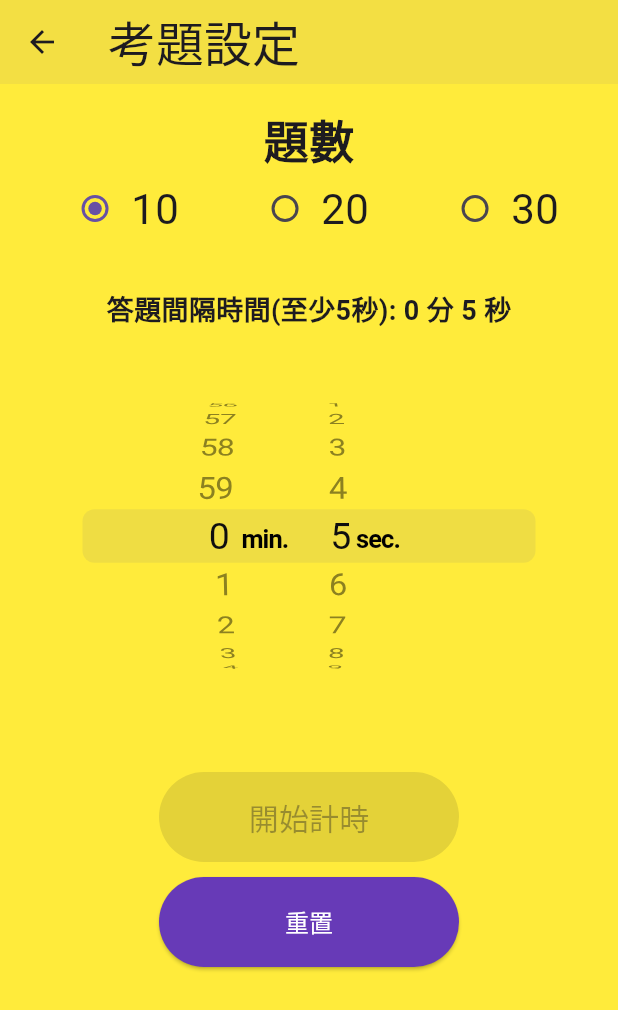
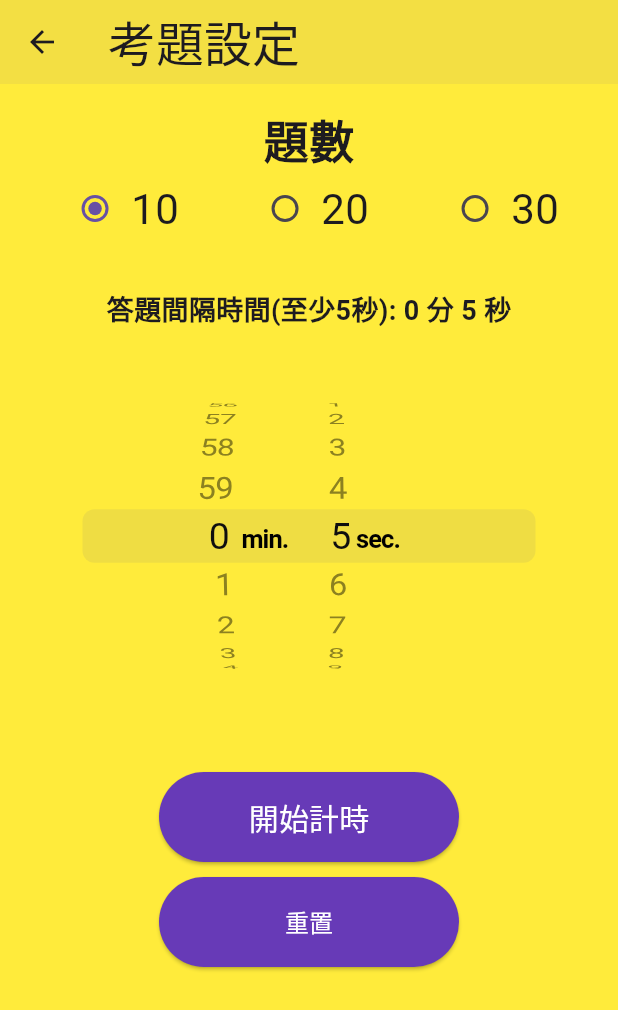
Before and after one commit to nelsonchung/kingschung_multiplicationtable, a Flutter app: the screen it shows after launch, after a tap on "進入挑戰", on a phone screen of 412 x 824 dp. Shown: the top 1010 px of the screen. Run offline on Flutter 3.47's test engine with Material 3 defaults, Android fonts, the phone set to English and light mode, and no system bars; our stand-ins replace flutter_tts, image_gallery_saver, image_picker, just_audio, shared_preferences.

Commit message:
修正開始計時後，無法隨機產生九九乘法表題目

```diff
--- a/lib/before_test_setting_page.dart
+++ b/lib/before_test_setting_page.dart
@@ -3,7 +3,8 @@ import 'package:flutter/material.dart';
 import 'package:shared_preferences/shared_preferences.dart';
 import 'package:flutter/cupertino.dart';
 import 'main.dart';
-import 'dart:math';
+//import 'dart:math';
+import 'device_utils.dart';
 
 class BeforeTestSettingPage extends StatefulWidget {
   @override
@@ -16,12 +17,20 @@ class _BeforeTestSettingPageState extends State<BeforeTestSettingPage> {
   late SharedPreferences _prefs;
   ValueKey<int> _pickerKey = ValueKey<int>(0);  // 新增一個ValueKey
   List<bool> isSelected = List.generate(8, (index) => true);
+  bool? isiPad;
 
   @override
   void initState() {
+    print("Enter initState");
     super.initState();
     _loadPreferences();
     _loadSettings();
+    WidgetsBinding.instance!.addPostFrameCallback((_) {
+      setState(() {
+        isiPad = DeviceUtils.isIpad(context);
+      });
+    });
+    print("Exit initState");
   }
 
   _loadSettings() async {
@@ -42,6 +51,7 @@ class _BeforeTestSettingPageState extends State<BeforeTestSettingPage> {
   }
 
   _loadPreferences() async {
+    print("Enter _loadPreferences");
     _prefs = await SharedPreferences.getInstance();
     setState(() {
       _selectedQuestions = _prefs.getInt('questions') ?? 10;
@@ -51,33 +61,16 @@ class _BeforeTestSettingPageState extends State<BeforeTestSettingPage> {
   }
 
   _savePreferences() async {
+    print("Enter _savePreferences");
     await _prefs.setInt('questions', _selectedQuestions);
     await _prefs.setDouble('time', _selectedTime);
   }
 
-  bool isTablet(BuildContext context) {
-    // 獲得裝置的實際（邏輯）寬度和高度
-    double width = MediaQuery.of(context).size.width;
-    double height = MediaQuery.of(context).size.height;
-
-    // 獲得裝置的像素密度
-    double pixelDensity = MediaQuery.of(context).devicePixelRatio;
-
-    // 計算對角線長度
-    double screenDiagonal = sqrt(width * width + height * height);
-
-    // 計算實際的對角線尺寸（英寸）
-    double screenDiagonalInches = screenDiagonal / (pixelDensity * 160);
-
-    // 如果對角線尺寸大於 7 英寸，則通常被認為是平板
-    return screenDiagonalInches >= 7.0;
-  }
-
   @override
   Widget build(BuildContext context) {
+    print("Enter build");
     int minutes = (_selectedTime ~/ 60).toInt();  // 從 _selectedTime 提取分鐘
     int seconds = (_selectedTime % 60).toInt();  // 從 _selectedTime 提取秒數
-    //final bool tablet = isTablet(context);
 
     return Scaffold(
       appBar: AppBar(
@@ -97,10 +90,10 @@ class _BeforeTestSettingPageState extends State<BeforeTestSettingPage> {
     ),
       backgroundColor: Colors.yellow,
       body: Padding(
-        padding: EdgeInsets.all(isTablet(context) ? 48.0 : 16.0),
+        padding: EdgeInsets.all(isiPad! ? 32.0 : 16.0),
         child: Column(
           children: [
-            Text("題數", style: TextStyle(fontSize: isTablet(context) ? 60: 30, fontWeight: FontWeight.bold)),
+            Text("題數", style: TextStyle(fontSize: isiPad! ? 54 : 30, fontWeight: FontWeight.bold)),
             Row(
               mainAxisAlignment: MainAxisAlignment.spaceAround,
               children: [10, 20, 30].map((int value) {
@@ -117,13 +110,13 @@ class _BeforeTestSettingPageState extends State<BeforeTestSettingPage> {
                         });
                       },
                     ),
-                    Text("$value", style: TextStyle(fontSize: isTablet(context) ? 54 : 28)),
+                    Text("$value", style: TextStyle(fontSize: isiPad! ? 42 : 28)),
                   ],
                 );
               }).toList(),
             ),
             SizedBox(height: 30),
-            Text("答題間隔時間(至少5秒): ${_formatTime()}", style: TextStyle(fontSize: isTablet(context) ? 60 : 18, fontWeight: FontWeight.bold)),
+            Text("答題間隔時間(至少5秒): ${_formatTime()}", style: TextStyle(fontSize: isiPad! ? 48 : 18, fontWeight: FontWeight.bold)),
             Container(
               height: MediaQuery.of(context).copyWith().size.height / 3,
               child: CupertinoTimerPicker(
@@ -147,13 +140,14 @@ class _BeforeTestSettingPageState extends State<BeforeTestSettingPage> {
             ),
             SizedBox(height: 20),
             ElevatedButton(
-              onPressed: isTablet(context) ? _navigateToTestPage : null,  // 根據裝置類型設定onPressed
+              //onPressed: isiPad! ? _navigateToTestPage : null,  // 根據裝置類型設定onPressed
+              onPressed: _navigateToTestPage,  // 根據裝置類型設定onPressed
               style: ElevatedButton.styleFrom(
                 primary: Colors.deepPurple,
                 onPrimary: Colors.white,
                 minimumSize: Size(200, 60),
               ),
-              child: Text("開始計時", style: TextStyle(fontSize: isTablet(context) ? 30: 20)),
+              child: Text("開始計時", style: TextStyle(fontSize: isiPad! ? 30: 20)),
             ),
             SizedBox(height: 10),
             ElevatedButton(
@@ -163,7 +157,7 @@ class _BeforeTestSettingPageState extends State<BeforeTestSettingPage> {
                 onPrimary: Colors.white,
                 minimumSize: Size(200, 60),
               ),
-              child: Text("重置", style: TextStyle(fontSize: isTablet(context) ? 24 : 16)),
+              child: Text("重置", style: TextStyle(fontSize: isiPad! ? 24 : 16)),
             ),
           ],
         ),
--- /dev/null
+++ b/lib/device_utils.dart
@@ -0,0 +1,13 @@
+// device_utils.dart
+import 'package:flutter/foundation.dart' show TargetPlatform;
+import 'package:flutter/material.dart';
+
+class DeviceUtils {
+
+  static bool isIpad(BuildContext context) {
+    if (Theme.of(context).platform == TargetPlatform.iOS) {
+      return MediaQuery.of(context).size.width > 600.0;
+    }
+    return false;
+  }
+}
--- a/lib/main.dart
+++ b/lib/main.dart
@@ -10,6 +10,7 @@ import 'package:image_picker/image_picker.dart';
 import 'package:image_gallery_saver/image_gallery_saver.dart';
 import 'package:path_provider/path_provider.dart';
 import 'dart:math';
+import 'device_utils.dart';
 
 String? savedImagePath;  // 全域變數
 
@@ -41,6 +42,8 @@ class _MyHomePageState extends State<MyHomePage> {
   int _currentIndex = 0;
   List<bool> isSelected = [true, true, true, true, true, true, true, true];
   late List<Widget> _children;
+  bool? isiPad;
+
 
   final ImagePicker _picker = ImagePicker();
 
@@ -56,15 +59,13 @@ class _MyHomePageState extends State<MyHomePage> {
       print("NelsonDBG: File size: ${await file.length()} bytes");  // 印出文件大小
 
       savedImagePath = image.path;
-      ///* _saveImage失敗，under checking
-      final savedPath = await _saveImage(file);
       setState(() {
-        _imageFile = XFile(savedPath);
+        _imageFile = image;
       });
-      //*/
     }
   }
 
+/*
   Future<String> _saveImage(File imageFile) async {
     final Uint8List bytes = await imageFile.readAsBytes();
 
@@ -78,7 +79,7 @@ class _MyHomePageState extends State<MyHomePage> {
         savedImagePath = result['filePath'];
         return savedImagePath!;
       } else {
-        print('NelsonDBG: filePath is missing or null');
+        //print('NelsonDBG: filePath is missing or null');
         throw Exception(
           'Failed to save the image because filePath is missing or null');
       }
@@ -88,42 +89,32 @@ class _MyHomePageState extends State<MyHomePage> {
           'Failed to save the image. Reason: ${result['errorMessage']}');
     }
   }
-
+*/
   @override
   void initState() {
     super.initState();
+    WidgetsBinding.instance!.addPostFrameCallback((_) {
+      setState(() {
+        isiPad = DeviceUtils.isIpad(context);
+      });
+    });
     _imgFromCamera().then((_) {
       // 这将在获取图像后被调用
       if (_imageFile == null) {
         // 用户按下取消按钮，可以在这里处理退出应用程序的逻辑
         exit(0); // 使用exit函数退出应用程序
       } else {
+        /*
         Navigator.pushReplacement(
           context,
           MaterialPageRoute(
             builder: (context) => MainPage(),
           ),
+
         );
+        */
       }
     });
-  }
-
-  bool isTablet(BuildContext context) {
-    // 獲得裝置的實際（邏輯）寬度和高度
-    double width = MediaQuery.of(context).size.width;
-    double height = MediaQuery.of(context).size.height;
-
-    // 獲得裝置的像素密度
-    double pixelDensity = MediaQuery.of(context).devicePixelRatio;
-
-    // 計算對角線長度
-    double screenDiagonal = sqrt(width * width + height * height);
-
-    // 計算實際的對角線尺寸（英寸）
-    double screenDiagonalInches = screenDiagonal / (pixelDensity * 160);
-
-    // 如果對角線尺寸大於 7 英寸，則通常被認為是平板
-    return screenDiagonalInches >= 7.0;
   }
 
   @override
@@ -151,7 +142,7 @@ class _MyHomePageState extends State<MyHomePage> {
                 ),
                 child: Text(
                   "九九乘法表",
-                  style: TextStyle(fontSize: isTablet(context) ? 120: 40),
+                  style: TextStyle(fontSize: isiPad! ? 120: 40),
                 ),
               ),
             ),
@@ -167,13 +158,13 @@ class _MyHomePageState extends State<MyHomePage> {
                   );
                 },
                 style: ElevatedButton.styleFrom(
-                  primary: Colors.deepPurple, // 按鈕背景色
-                  onPrimary: Colors.white, // 按鈕文字色
+                  backgroundColor: Colors.deepPurple, // 按鈕背景色
+                  foregroundColor: Colors.white, // 按鈕文字色
                   minimumSize: Size(200, 60),
                 ),
                 child: Text(
                   "進入挑戰",
-                  style: TextStyle(fontSize: isTablet(context) ? 120: 40),
+                  style: TextStyle(fontSize: isiPad! ? 120: 40),
                 ),
               ),
             ),
```
Also changed, not shown: lib/main_page.dart (+8 -5 lines), lib/multiplicationtable_page.dart (+14 -21 lines), lib/result_page.dart (+27 -19 lines), lib/test_page.dart (+60 -97 lines).
